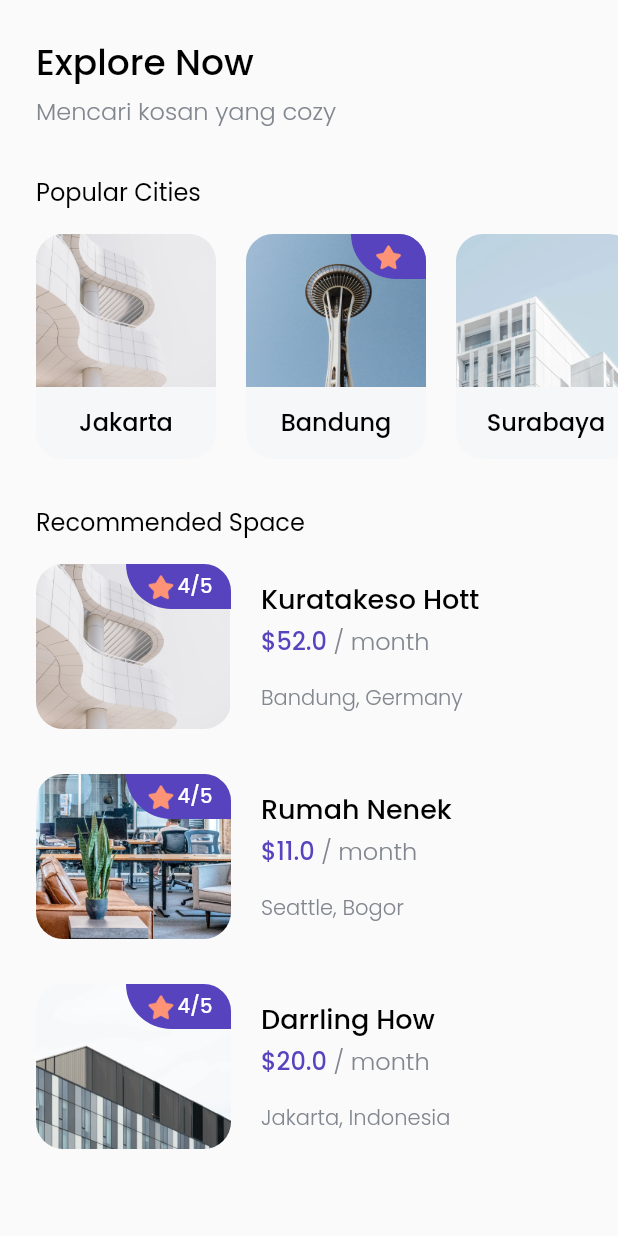
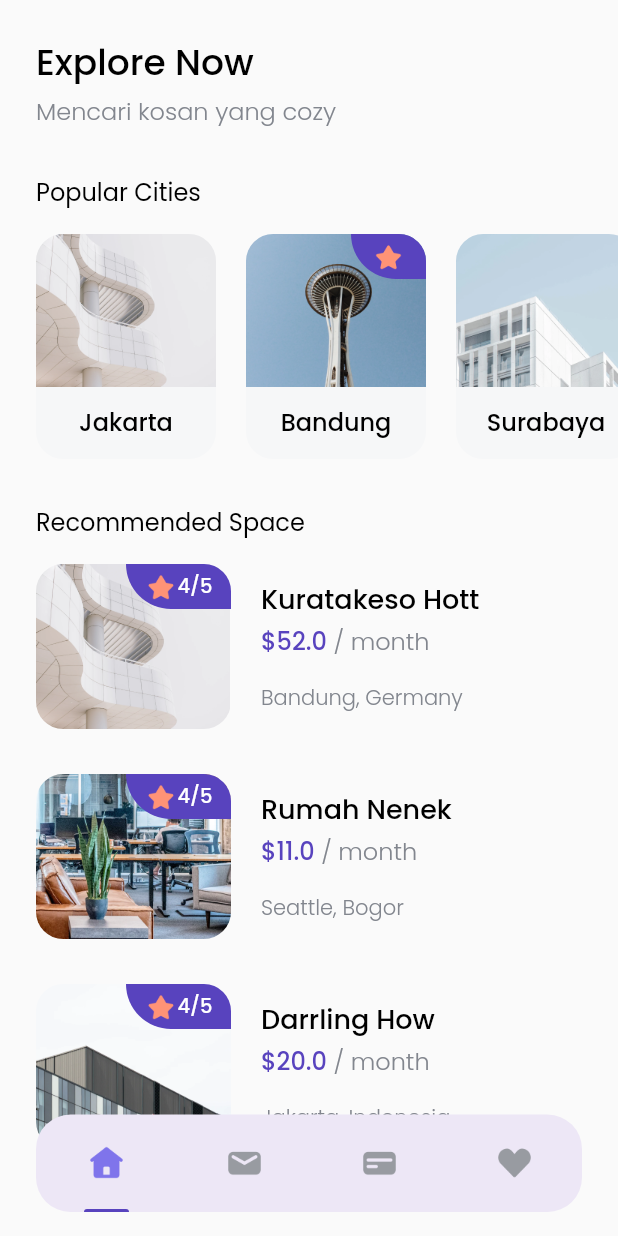
Before and after one commit to xenopati/bwa_cozy, a Flutter app: the HomePage screen opened directly, on a phone screen of 412 x 824 dp. Run offline on Flutter 3.47's test engine with Material 2 defaults, Android fonts, the phone set to English and light mode, and no system bars; our stand-ins replace google_fonts.

Commit message:
bottom bar fin

```diff
--- a/lib/pages/home_page.dart
+++ b/lib/pages/home_page.dart
@@ -2,6 +2,7 @@ import 'package:bwa_cozy/model/city.dart';
 import 'package:bwa_cozy/model/space.dart';
 import 'package:bwa_cozy/model/tips.dart';
 import 'package:bwa_cozy/theme.dart';
+import 'package:bwa_cozy/widgets/bottom_navbar_item.dart';
 import 'package:bwa_cozy/widgets/city_card.dart';
 import 'package:bwa_cozy/widgets/space_card.dart';
 import 'package:bwa_cozy/widgets/tips_card.dart';
@@ -208,23 +209,45 @@ class HomePage extends StatelessWidget {
                 ),
               ),
               SizedBox(
-                height: 50,
+                height: 80,
               ),
-              Container(
+            ],
+          ),
+        ),
+      ),
+      floatingActionButton: Container(
         height: 65,
         width: MediaQuery.of(context).size.width - (2 * edge),
         margin: EdgeInsets.symmetric(
           horizontal: edge,
         ),
         decoration: BoxDecoration(
-                  color: Colors.deepPurple[100],
+          color: Colors.deepPurple[50],
           borderRadius: BorderRadius.circular(23),
         ),
-              )
+        child: Row(
+          mainAxisAlignment: MainAxisAlignment.spaceAround,
+          children: [
+            BottomNavbarItem(
+              imageUrl: 'assets/images/icon_home.png',
+              isActive: true,
+            ),
+            BottomNavbarItem(
+              imageUrl: 'assets/images/icon_mail.png',
+              isActive: false,
+            ),
+            BottomNavbarItem(
+              imageUrl: 'assets/images/icon_card.png',
+              isActive: false,
+            ),
+            BottomNavbarItem(
+              imageUrl: 'assets/images/icon_love.png',
+              isActive: false,
+            ),
           ],
         ),
       ),
-      ),
+      floatingActionButtonLocation: FloatingActionButtonLocation.centerFloat,
     );
   }
 }
--- /dev/null
+++ b/lib/widgets/bottom_navbar_item.dart
@@ -0,0 +1,35 @@
+import 'package:bwa_cozy/theme.dart';
+import 'package:flutter/material.dart';
+
+class BottomNavbarItem extends StatelessWidget {
+  final String imageUrl;
+  final bool isActive;
+  BottomNavbarItem({required this.imageUrl, required this.isActive});
+
+  @override
+  Widget build(BuildContext context) {
+    return Column(
+      children: [
+        Spacer(),
+        Image.asset(
+          imageUrl,
+          width: 26,
+          height: 26,
+        ),
+        Spacer(),
+        isActive
+            ? Container(
+                width: 30,
+                height: 2,
+                decoration: BoxDecoration(
+                  color: purpleColor,
+                  borderRadius: BorderRadius.vertical(
+                    top: Radius.circular(1000),
+                  ),
+                ),
+              )
+            : Container(),
+      ],
+    );
+  }
+}
```
Also changed, not shown: assets/images/icon_card.png (added), assets/images/icon_home.png (added), assets/images/icon_love.png (added), assets/images/icon_mail.png (added). Lines whose indentation alone changed are shown as unchanged.
